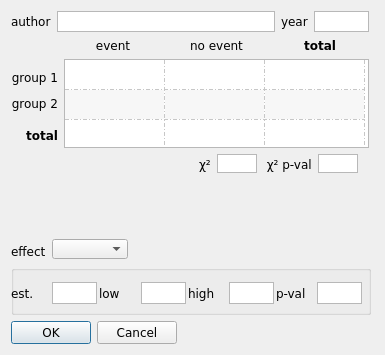
This is binary_data_form.ui in bwallace/OpenMeta-analyst- as Qt 5 draws it before an edit. The edited form follows.
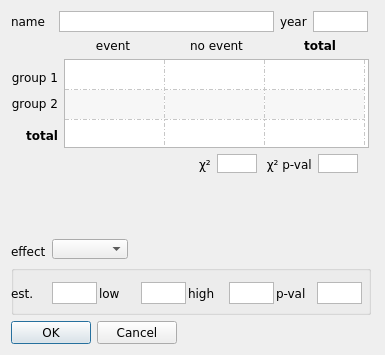
This is the edited form. Icons and pictures are not drawn.

Patch:
```diff
--- a/binary_data_form.ui
+++ b/binary_data_form.ui
@@ -44,13 +44,31 @@
     <layout class="QHBoxLayout" name="horizontalLayout">
      <item>
       <widget class="QLabel" name="label">
+       <property name="minimumSize">
+        <size>
+         <width>42</width>
+         <height>0</height>
+        </size>
+       </property>
+       <property name="maximumSize">
+        <size>
+         <width>42</width>
+         <height>16777215</height>
+        </size>
+       </property>
+       <property name="baseSize">
+        <size>
+         <width>0</width>
+         <height>0</height>
+        </size>
+       </property>
        <property name="font">
         <font>
          <family>Verdana</family>
         </font>
        </property>
        <property name="text">
-        <string>author</string>
+        <string>name</string>
        </property>
       </widget>
      </item>
@@ -58,13 +76,13 @@
       <widget class="QTextEdit" name="author_txt_box">
        <property name="minimumSize">
         <size>
-         <width>218</width>
+         <width>215</width>
          <height>21</height>
         </size>
        </property>
        <property name="maximumSize">
         <size>
-         <width>218</width>
+         <width>215</width>
          <height>21</height>
         </size>
        </property>
```
Left out of the diff: 8 changed lines with no effect on the pictures.
